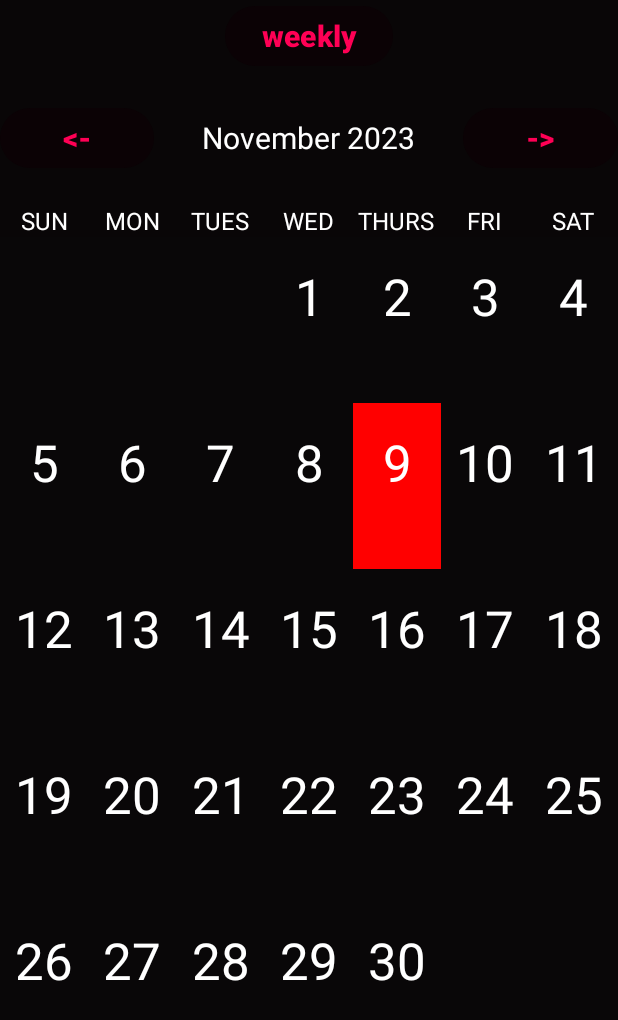
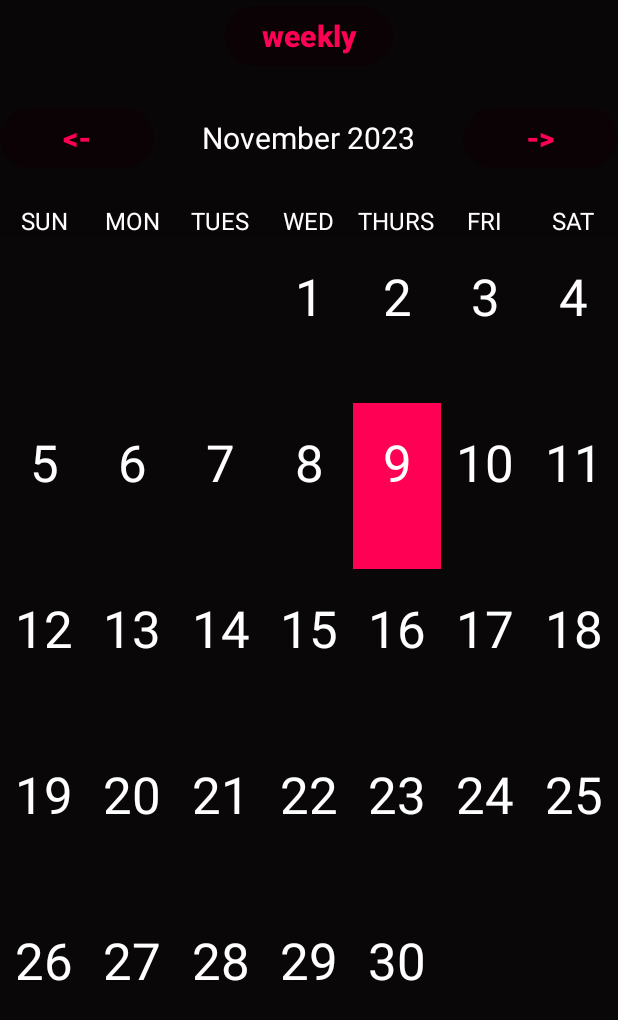
Before and after one commit to Artix67/GetItDoneOrElse, an Android app: the screen it shows after launch (MainActivity), on a phone screen of 412 x 824 dp. Shown: the top 1020 px of the screen. Run offline under Robolectric (Android 15) with nearby library versions, the phone set to English and light mode, and no system bars.

Commit message:
formatting changes
added formatted changes

```diff
--- a/app/src/main/java/com/example/calendar/CalendarAdapter.java
+++ b/app/src/main/java/com/example/calendar/CalendarAdapter.java
@@ -44,7 +44,7 @@ public class CalendarAdapter extends RecyclerView.Adapter<CalendarViewHolder>{
         {
             holder.dayOfMonth.setText(String.valueOf(date.getDayOfMonth()));
             if (date.equals(CalendarUtilities.selectDate))
-                holder.parentView.setBackgroundColor(Color.RED);
+                holder.parentView.setBackgroundColor(0xFFFF0055);
         }
     }
 
--- a/app/src/main/res/layout/activity_main.xml
+++ b/app/src/main/res/layout/activity_main.xml
@@ -15,7 +15,7 @@
         android:layout_gravity="center"
         android:background="@null"
         android:onClick="weeklyAction"
-        android:text="weekly"
+        android:text="@string/weekly"
         android:textColor="#FF0055"
         android:textSize="20sp"
         android:textStyle="bold" />
@@ -32,7 +32,7 @@
             android:layout_weight="1"
             android:background="@null"
             android:onClick="previousMonthAction"
-            android:text="@string/format"
+            android:text="@string/string"
             android:textColor="#FF0055"
             android:textSize="20sp"
             android:textStyle="bold" />
@@ -129,7 +129,7 @@
             android:textSize="16sp" />
 
 
-        />
+
     </LinearLayout>
 
     <androidx.recyclerview.widget.RecyclerView
--- a/app/src/main/res/values/strings.xml
+++ b/app/src/main/res/values/strings.xml
@@ -11,4 +11,6 @@
     <string name="sat">SAT</string>
     <string name="november_2023">November 2023</string>
     <string name="_1">1</string>
+    <string name="string"><![CDATA[<-]]></string>
+    <string name="weekly">weekly</string>
 </resources>
```
